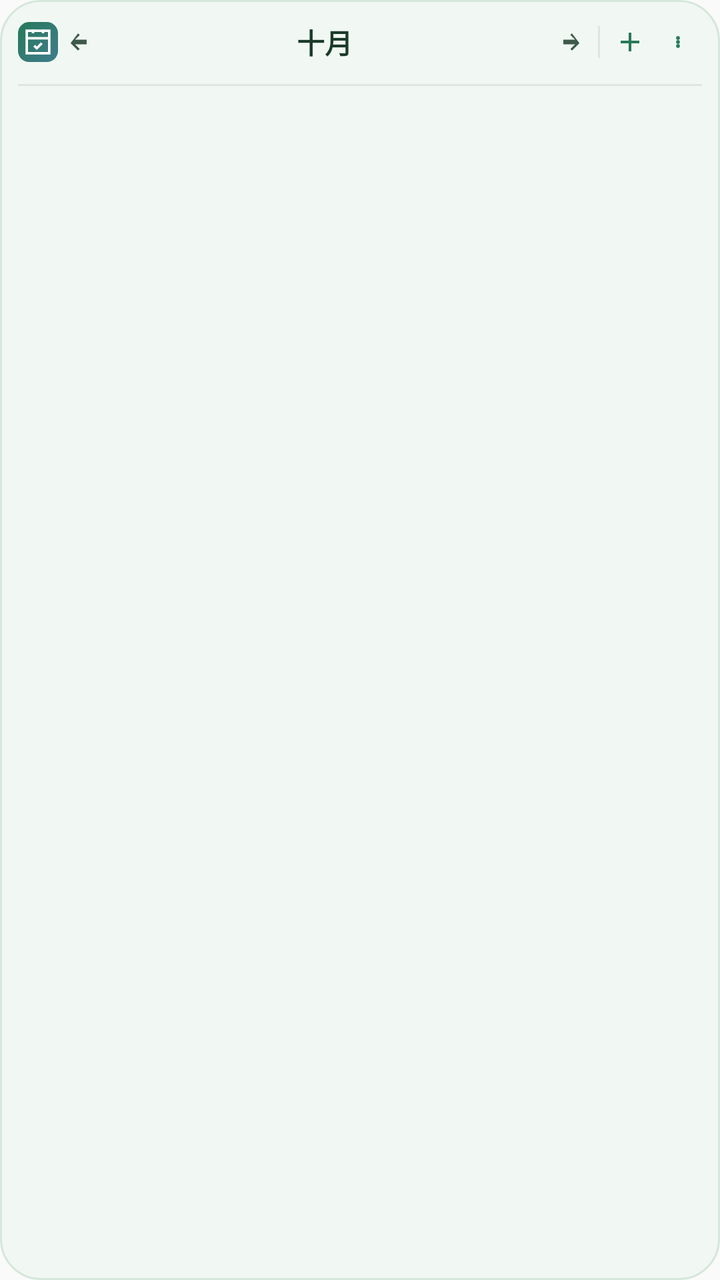
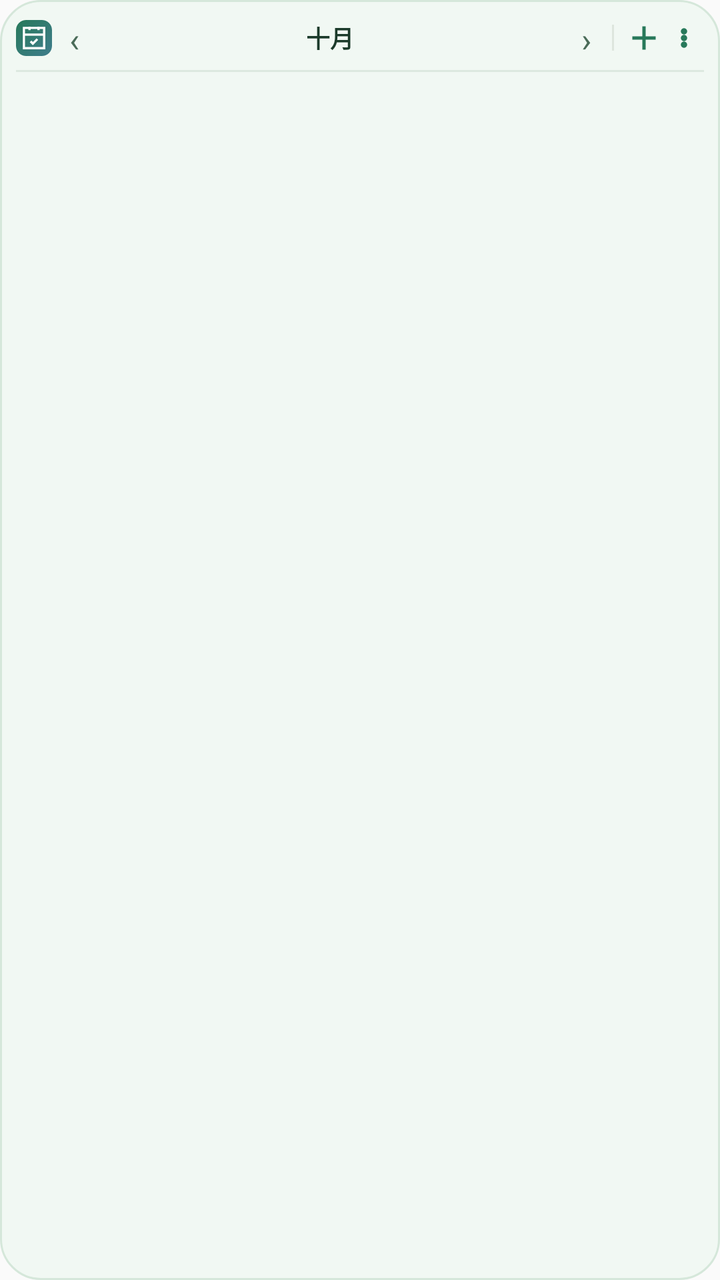

The first picture is an Android layout as it rendered before a commit; the second is the same layout after the commit. The layout source and the unified diff follow.
<!-- AndroidManifest.xml: application theme AppTheme -->
<!-- res/layout/widget_schedule.xml -->
<?xml version="1.0" encoding="utf-8"?>
<LinearLayout xmlns:android="http://schemas.android.com/apk/res/android"
    android:id="@+id/widget_root"
    android:layout_width="match_parent"
    android:layout_height="match_parent"
    android:background="@drawable/widget_bg"
    android:orientation="vertical"
    android:padding="9dp">

    
    <LinearLayout
        android:layout_width="match_parent"
        android:layout_height="wrap_content"
        android:gravity="center_vertical"
        android:orientation="horizontal">

        
        <ImageView
            android:id="@+id/iv_logo"
            android:layout_width="20dp"
            android:layout_height="20dp"
            android:contentDescription="回到今天"
            android:src="@drawable/ic_widget_logo" />

        <ImageView
            android:id="@+id/btn_prev_month"
            android:layout_width="24dp"
            android:layout_height="24dp"
            android:padding="5dp"
            android:src="@drawable/ic_chevron_left"
            android:contentDescription="上一周" />

        <TextView
            android:id="@+id/tv_month"
            android:layout_width="0dp"
            android:layout_height="wrap_content"
            android:layout_weight="1"
            android:gravity="center"
            android:text="十月"
            android:textColor="#1B3A2A"
            android:textSize="14sp"
            android:textStyle="bold" />

        <ImageView
            android:id="@+id/btn_next_month"
            android:layout_width="24dp"
            android:layout_height="24dp"
            android:padding="5dp"
            android:contentDescription="下一周"
            android:src="@drawable/ic_chevron_right" />

        <TextView
            android:layout_width="1dp"
            android:layout_height="16dp"
            android:layout_marginLeft="3dp"
            android:layout_marginRight="3dp"
            android:background="#DDE5DD"
            android:text="" />

        <ImageView
            android:id="@+id/btn_add"
            android:layout_width="24dp"
            android:layout_height="24dp"
            android:padding="4dp"
            android:contentDescription="新建任务"
            android:src="@drawable/ic_plus" />

        <ImageView
            android:id="@+id/btn_settings"
            android:layout_width="24dp"
            android:layout_height="24dp"
            android:padding="6dp"
            android:contentDescription="小组件设置"
            android:src="@drawable/ic_more" />
    </LinearLayout>

    
    <LinearLayout
        android:id="@+id/date_strip"
        android:layout_width="match_parent"
        android:layout_height="wrap_content"
        android:layout_marginTop="4dp"
        android:orientation="horizontal" />

    
    <LinearLayout
        android:id="@+id/habit_rows"
        android:layout_width="match_parent"
        android:layout_height="wrap_content"
        android:layout_marginTop="4dp"
        android:background="#E7F3EA"
        android:orientation="vertical"
        android:padding="4dp"
        android:visibility="gone" />

    <TextView
        android:layout_width="match_parent"
        android:layout_height="1dp"
        android:layout_marginTop="5dp"
        android:layout_marginBottom="2dp"
        android:background="#DCE9DF"
        android:text="" />

    
    <LinearLayout
        android:id="@+id/hour_rows"
        android:layout_width="match_parent"
        android:layout_height="0dp"
        android:layout_weight="1"
        android:orientation="vertical" />

    
    <TextView
        android:id="@+id/tv_footer"
        android:layout_width="match_parent"
        android:layout_height="wrap_content"
        android:layout_marginTop="3dp"
        android:gravity="center"
        android:text=""
        android:textColor="#6B8574"
        android:textSize="10sp"
        android:visibility="gone" />
</LinearLayout>
<!-- resources referenced by this layout -->
<resources>
  <!-- drawable ic_chevron_left (drawable) -->
  <?xml version="1.0" encoding="utf-8"?>
  <vector xmlns:android="http://schemas.android.com/apk/res/android"
      android:width="24dp"
      android:height="24dp"
      android:viewportWidth="24"
      android:viewportHeight="24">
      <path
          android:fillColor="#3E5A4A"
          android:pathData="M8.6,4.6 L10,6 L6,10 L16,10 L16,14 L6,14 L10,18 L8.6,19.4 L2.2,13 Z" />
  </vector>
  <!-- drawable ic_chevron_right (drawable) -->
  <?xml version="1.0" encoding="utf-8"?>
  <vector xmlns:android="http://schemas.android.com/apk/res/android"
      android:width="24dp"
      android:height="24dp"
      android:viewportWidth="24"
      android:viewportHeight="24">
      <path
          android:fillColor="#3E5A4A"
          android:pathData="M15.4,4.6 L14,6 L18,10 L8,10 L8,14 L18,14 L14,18 L15.4,19.4 L21.8,13 Z" />
  </vector>
  <!-- drawable ic_more (drawable) -->
  <?xml version="1.0" encoding="utf-8"?>
  <vector xmlns:android="http://schemas.android.com/apk/res/android"
      android:width="24dp"
      android:height="24dp"
      android:viewportHeight="24"
      android:viewportWidth="24">
      <path
          android:fillColor="#27795A"
          android:pathData="M12,8m-1.9,0a1.9,1.9 0 1,0 3.8,0a1.9,1.9 0 1,0 -3.8,0" />
      <path
          android:fillColor="#27795A"
          android:pathData="M12,12m-1.9,0a1.9,1.9 0 1,0 3.8,0a1.9,1.9 0 1,0 -3.8,0" />
      <path
          android:fillColor="#27795A"
          android:pathData="M12,16m-1.9,0a1.9,1.9 0 1,0 3.8,0a1.9,1.9 0 1,0 -3.8,0" />
  </vector>
  <!-- drawable ic_plus (drawable) -->
  <?xml version="1.0" encoding="utf-8"?>
  <vector xmlns:android="http://schemas.android.com/apk/res/android"
      android:width="24dp"
      android:height="24dp"
      android:viewportWidth="24"
      android:viewportHeight="24">
      <path
          android:fillColor="#27795A"
          android:pathData="M11,5 L11,11 L5,11 L5,13 L11,13 L11,19 L13,19 L13,13 L19,13 L19,11 L13,11 L13,5 Z" />
  </vector>
  <!-- drawable widget_bg (drawable) -->
  <?xml version="1.0" encoding="utf-8"?>
  <shape xmlns:android="http://schemas.android.com/apk/res/android"
      android:shape="rectangle">
      <solid android:color="#F1F8F3" />
      <corners android:radius="20dp" />
      <stroke android:width="1dp" android:color="#D5E7DA" />
  </shape>
  <style name="AppTheme" parent="Theme.AppCompat.Light.DarkActionBar">
          
          <item name="colorPrimary">@color/colorPrimary</item>
          <item name="colorPrimaryDark">@color/colorPrimaryDark</item>
          <item name="colorAccent">@color/colorAccent</item>
      </style>
  <!-- unchanged entries left out for length: 1 -->
</resources>

<!-- the commit's change to res/layout/widget_schedule.xml (unified diff, before → after) -->
@@ -5,30 +5,30 @@
     android:layout_height="match_parent"
     android:background="@drawable/widget_bg"
     android:orientation="vertical"
-    android:padding="9dp">
+    android:padding="8dp">
 
     
     <LinearLayout
         android:layout_width="match_parent"
-        android:layout_height="wrap_content"
+        android:layout_height="22dp"
         android:gravity="center_vertical"
         android:orientation="horizontal">
 
-        
         <ImageView
             android:id="@+id/iv_logo"
-            android:layout_width="20dp"
-            android:layout_height="20dp"
+            android:layout_width="18dp"
+            android:layout_height="18dp"
             android:contentDescription="回到今天"
             android:src="@drawable/ic_widget_logo" />
 
-        <ImageView
+        <TextView
             android:id="@+id/btn_prev_month"
-            android:layout_width="24dp"
-            android:layout_height="24dp"
-            android:padding="5dp"
-            android:src="@drawable/ic_chevron_left"
-            android:contentDescription="上一周" />
+            android:layout_width="22dp"
+            android:layout_height="22dp"
+            android:gravity="center"
+            android:text="‹"
+            android:textColor="#4A6B58"
+            android:textSize="17sp" />
 
         <TextView
             android:id="@+id/tv_month"
@@ -38,38 +38,38 @@
             android:gravity="center"
             android:text="十月"
             android:textColor="#1B3A2A"
-            android:textSize="14sp"
+            android:textSize="12sp"
             android:textStyle="bold" />
 
-        <ImageView
+        <TextView
             android:id="@+id/btn_next_month"
-            android:layout_width="24dp"
-            android:layout_height="24dp"
-            android:padding="5dp"
-            android:contentDescription="下一周"
-            android:src="@drawable/ic_chevron_right" />
+            android:layout_width="22dp"
+            android:layout_height="22dp"
+            android:gravity="center"
+            android:text="›"
+            android:textColor="#4A6B58"
+            android:textSize="17sp" />
 
         <TextView
             android:layout_width="1dp"
-            android:layout_height="16dp"
-            android:layout_marginLeft="3dp"
-            android:layout_marginRight="3dp"
+            android:layout_height="13dp"
+            android:layout_marginLeft="2dp"
+            android:layout_marginRight="2dp"
             android:background="#DDE5DD"
             android:text="" />
 
         <ImageView
             android:id="@+id/btn_add"
-            android:layout_width="24dp"
-            android:layout_height="24dp"
-            android:padding="4dp"
+            android:layout_width="20dp"
+            android:layout_height="20dp"
+            android:layout_marginLeft="3dp"
             android:contentDescription="新建任务"
             android:src="@drawable/ic_plus" />
 
         <ImageView
             android:id="@+id/btn_settings"
-            android:layout_width="24dp"
-            android:layout_height="24dp"
-            android:padding="6dp"
+            android:layout_width="20dp"
+            android:layout_height="20dp"
             android:contentDescription="小组件设置"
             android:src="@drawable/ic_more" />
     </LinearLayout>
@@ -79,7 +79,7 @@
         android:id="@+id/date_strip"
         android:layout_width="match_parent"
         android:layout_height="wrap_content"
-        android:layout_marginTop="4dp"
+        android:layout_marginTop="2dp"
         android:orientation="horizontal" />
 
     
@@ -87,37 +87,67 @@
         android:id="@+id/habit_rows"
         android:layout_width="match_parent"
         android:layout_height="wrap_content"
-        android:layout_marginTop="4dp"
+        android:layout_marginTop="3dp"
         android:background="#E7F3EA"
         android:orientation="vertical"
-        android:padding="4dp"
+        android:padding="3dp"
         android:visibility="gone" />
 
     <TextView
         android:layout_width="match_parent"
         android:layout_height="1dp"
-        android:layout_marginTop="5dp"
-        android:layout_marginBottom="2dp"
+        android:layout_marginTop="3dp"
         android:background="#DCE9DF"
         android:text="" />
 
     
-    <LinearLayout
-        android:id="@+id/hour_rows"
+    <FrameLayout
+        android:id="@+id/tl_frame"
         android:layout_width="match_parent"
         android:layout_height="0dp"
-        android:layout_weight="1"
-        android:orientation="vertical" />
+        android:layout_marginTop="2dp"
+        android:layout_weight="1">
+
+        <LinearLayout
+            android:id="@+id/tl_grid"
+            android:layout_width="match_parent"
+            android:layout_height="match_parent"
+            android:orientation="vertical" />
+
+        
+        <LinearLayout
+            android:id="@+id/tl_now"
+            android:layout_width="match_parent"
+            android:layout_height="match_parent"
+            android:orientation="vertical" />
+
+        
+        <LinearLayout
+            android:id="@+id/tl_tasks"
+            android:layout_width="match_parent"
+            android:layout_height="match_parent"
+            android:orientation="vertical"
+            android:paddingLeft="22dp" />
+    </FrameLayout>
+
+    
+    <LinearLayout
+        android:id="@+id/untimed_strip"
+        android:layout_width="match_parent"
+        android:layout_height="wrap_content"
+        android:layout_marginTop="3dp"
+        android:orientation="vertical"
+        android:visibility="gone" />
 
     
     <TextView
         android:id="@+id/tv_footer"
         android:layout_width="match_parent"
         android:layout_height="wrap_content"
-        android:layout_marginTop="3dp"
+        android:layout_marginTop="2dp"
         android:gravity="center"
         android:text=""
         android:textColor="#6B8574"
-        android:textSize="10sp"
+        android:textSize="9sp"
         android:visibility="gone" />
 </LinearLayout>
<!-- resource entries referenced after the edit -->
@@ -1,27 +1,5 @@
 <!-- resources referenced by this layout -->
 <resources>
-  <!-- drawable ic_chevron_left (drawable) -->
-  <?xml version="1.0" encoding="utf-8"?>
-  <vector xmlns:android="http://schemas.android.com/apk/res/android"
-      android:width="24dp"
-      android:height="24dp"
-      android:viewportWidth="24"
-      android:viewportHeight="24">
-      <path
-          android:fillColor="#3E5A4A"
-          android:pathData="M8.6,4.6 L10,6 L6,10 L16,10 L16,14 L6,14 L10,18 L8.6,19.4 L2.2,13 Z" />
-  </vector>
-  <!-- drawable ic_chevron_right (drawable) -->
-  <?xml version="1.0" encoding="utf-8"?>
-  <vector xmlns:android="http://schemas.android.com/apk/res/android"
-      android:width="24dp"
-      android:height="24dp"
-      android:viewportWidth="24"
-      android:viewportHeight="24">
-      <path
-          android:fillColor="#3E5A4A"
-          android:pathData="M15.4,4.6 L14,6 L18,10 L8,10 L8,14 L18,14 L14,18 L15.4,19.4 L21.8,13 Z" />
-  </vector>
   <!-- drawable ic_more (drawable) -->
   <?xml version="1.0" encoding="utf-8"?>
   <vector xmlns:android="http://schemas.android.com/apk/res/android"
